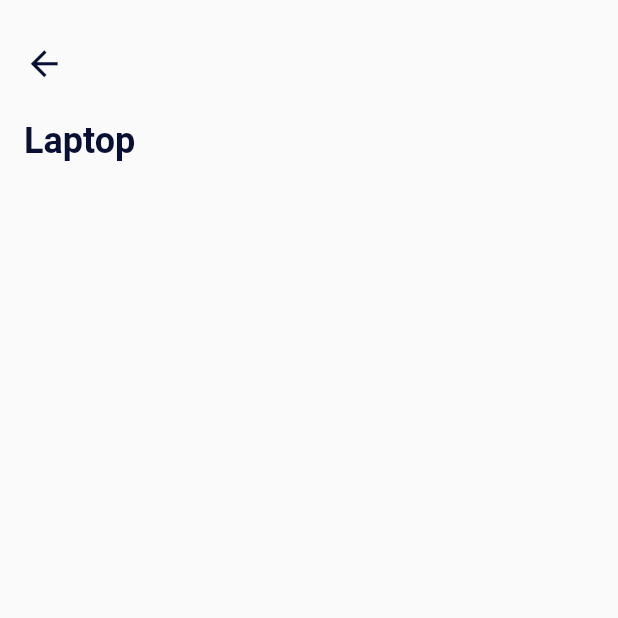
After one commit to yakupc55/flutter-projects--rnekler, a Flutter app: the CategoryPage screen opened directly, on a phone screen of 412 x 824 dp, the top half of it. The commit adds this screen. Run offline on Flutter 3.47's test engine with Material 2 defaults, Android fonts, the phone set to English and light mode, and no system bars.

Commit message:
proje güncelleme
e-ticaret uygulaması güncelleme

```diff
--- /dev/null
+++ b/basit e-ticaret uygulaması/lib/category.dart
@@ -0,0 +1,18 @@
+import 'package:flutter/material.dart';
+import 'package:flutter_application_1/components/header.dart';
+
+class CategoryPage extends StatelessWidget {
+  @override
+  Widget build(BuildContext context) {
+    return Scaffold(
+        body: SafeArea(
+      child: Stack(children: [
+        Padding(
+            padding: const EdgeInsets.symmetric(horizontal: 16.0),
+            child: Column(
+              children: [header("Laptop", context)],
+            )),
+      ]),
+    ));
+  }
+}
--- /dev/null
+++ b/basit e-ticaret uygulaması/lib/components/header.dart
@@ -0,0 +1,21 @@
+import 'package:flutter/material.dart';
+
+Widget header(String title, context) {
+  return Column(crossAxisAlignment: CrossAxisAlignment.start, children: [
+    SizedBox(height: 29),
+
+    // kategoriler
+    GestureDetector(
+      onTap: () {
+        Navigator.pop(context);
+      },
+      child: Icon(Icons.arrow_back, color: Color(0xff0a1034), size: 27),
+    ),
+    SizedBox(height: 24),
+    Text(title,
+        style: TextStyle(
+            fontWeight: FontWeight.bold,
+            fontSize: 24,
+            color: Color(0xff0a1034))),
+  ]);
+}
```
Also changed, not shown: basit e-ticaret uygulaması/lib/categories.dart (+59 -2 lines), basit e-ticaret uygulaması/lib/components/bottomNavigation.dart (added, +29 -0 lines), basit e-ticaret uygulaması/lib/home.dart (+6 -29 lines).
